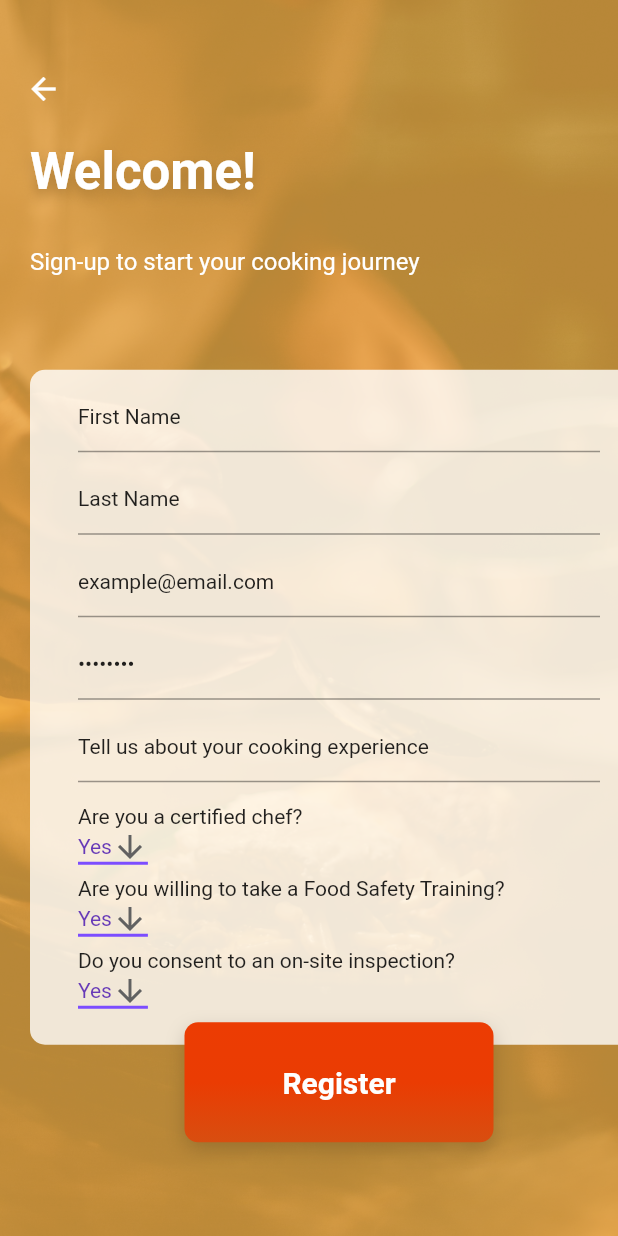
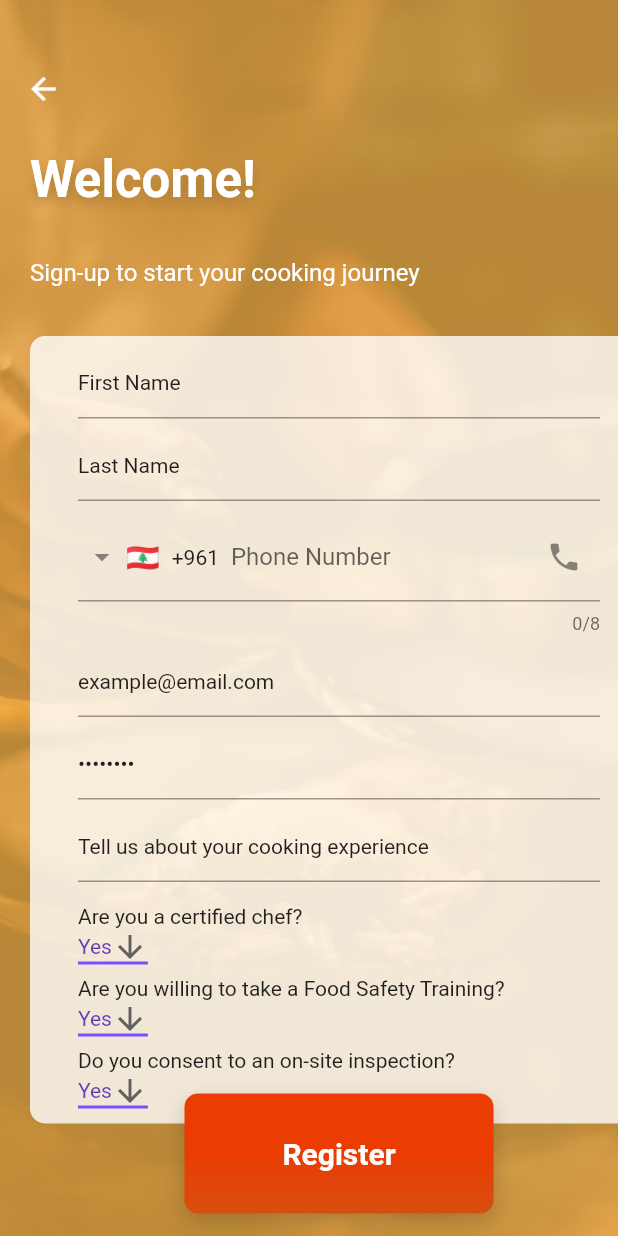
Before and after one commit to christophehad/DishToDoor, a Flutter app: the RegisterCookPage screen opened directly, after a tap on "Register", on a phone screen of 412 x 824 dp. Run offline on Flutter 3.47's test engine with Material 2 defaults, Android fonts, the light colour scheme and no system bars; drawn by our look-alikes of intl_phone_field; network calls fail; Roboto replaces fonts that are missing (Montserrat).

Commit message:
finished cook and eater signup page + alert

```diff
--- a/frontend/lib/screens/auth/register_as_cook.dart
+++ b/frontend/lib/screens/auth/register_as_cook.dart
@@ -1,5 +1,10 @@
+import 'package:intl_phone_field/intl_phone_field.dart';
+import 'package:http/http.dart' as http;
+import 'dart:convert';
+import 'package:flutter/material.dart';
+
 import 'package:dishtodoor/app_properties.dart';
-import 'package:flutter/material.dart';
+import 'package:dishtodoor/screens/auth/login.dart';
 
 class RegisterCookPage extends StatefulWidget {
   @override
@@ -19,6 +24,7 @@ class _RegisterCookPageState extends State<RegisterCookPage> {
   String dropdownvalue_cert = 'Yes';
   String dropdownvalue_train = 'Yes';
   String dropdownvalue_inspect = 'Yes';
+  String phonenumber = "";
 
   @override
   Widget build(BuildContext context) {
@@ -37,6 +43,36 @@ class _RegisterCookPageState extends State<RegisterCookPage> {
           ]),
     );
 
+//Alert Dialaog
+    Future<void> _registerSuccessfulAlert() async {
+      return showDialog<void>(
+        context: context,
+        barrierDismissible: false, // user must tap button!
+        builder: (BuildContext context) {
+          return AlertDialog(
+            title: Text('Success!'),
+            content: SingleChildScrollView(
+              child: ListBody(
+                children: <Widget>[
+                  Text(
+                      'We will process your request and get back to you soon!'),
+                ],
+              ),
+            ),
+            actions: <Widget>[
+              IconButton(
+                icon: Icon(Icons.done_rounded),
+                onPressed: () {
+                  Navigator.of(context)
+                      .push(MaterialPageRoute(builder: (_) => Login()));
+                },
+              ),
+            ],
+          );
+        },
+      );
+    }
+
     Widget subTitle = Padding(
         padding: const EdgeInsets.only(right: 56.0),
         child: Text(
@@ -49,10 +85,9 @@ class _RegisterCookPageState extends State<RegisterCookPage> {
 
     Widget registerButton = Positioned(
       left: MediaQuery.of(context).size.width / 4,
-      bottom: 0,
+      bottom: 15,
       child: InkWell(
         //MODIFY to different button - here onTap should communicate with backend
-        onTap: () {},
         child: Container(
           width: MediaQuery.of(context).size.width / 2,
           height: 80,
@@ -74,6 +109,40 @@ class _RegisterCookPageState extends State<RegisterCookPage> {
               ],
               borderRadius: BorderRadius.circular(9.0)),
         ),
+        onTap: () async {
+          String baseURL = "http://fdfe861c76f0.eu.ngrok.io";
+          final http.Response response = await http.post(
+            baseURL + '/cook/register',
+            headers: <String, String>{
+              'Content-Type': 'application/json; charset=UTF-8',
+            },
+            body: jsonEncode(<String, String>{
+              'email': email.text,
+              'phone': phonenumber,
+              'password': password.text,
+              'first_name': fname.text,
+              'last_name': lname.text,
+
+              //MODIFY by adding relevant COOK parts
+            }),
+          );
+          if (response.statusCode == 200) {
+            // If the server did return a 200 CREATED response,
+            // then parse the JSON and send user to login screen
+            dynamic decoded = jsonDecode(response.body);
+            print("Received: " + decoded.toString());
+            bool success = decoded['success'];
+            if (success) {
+              _registerSuccessfulAlert();
+              print("Successful!");
+            } else
+              print("Error: " + decoded['error']);
+          } else {
+            // If the server did not return a 201 CREATED response,
+            // then throw an exception.
+            print("An unkown error occured");
+          }
+        },
       ),
     );
 
@@ -164,11 +233,11 @@ class _RegisterCookPageState extends State<RegisterCookPage> {
         ));
 
     Widget registerForm = Container(
-      height: 515,
+      height: 600,
       child: Stack(
         children: <Widget>[
           Container(
-            height: 450,
+            height: 525,
             width: MediaQuery.of(context).size.width,
             padding: const EdgeInsets.only(left: 32.0, right: 12.0),
             decoration: BoxDecoration(
@@ -191,6 +260,19 @@ class _RegisterCookPageState extends State<RegisterCookPage> {
                   child: TextField(
                     controller: lname,
                     style: TextStyle(fontSize: 14.0),
+                  ),
+                ),
+                Padding(
+                  padding: const EdgeInsets.only(top: 8.0),
+                  child: IntlPhoneField(
+                    decoration: InputDecoration(
+                        labelText: 'Phone Number',
+                        suffixIcon: Icon(Icons.phone)),
+                    initialCountryCode: 'LB',
+                    onChanged: (phone) {
+                      print(phone.completeNumber);
+                      phonenumber = phone.number;
+                    },
                   ),
                 ),
                 Padding(
@@ -278,9 +360,8 @@ class _RegisterCookPageState extends State<RegisterCookPage> {
                 title,
                 Spacer(),
                 subTitle,
-                Spacer(flex: 2),
+                Spacer(),
                 registerForm,
-                Spacer(flex: 2),
               ],
             ),
           ),
```
Also changed, not shown: frontend/lib/screens/auth/register_as_eater.dart (+62 -16 lines).
